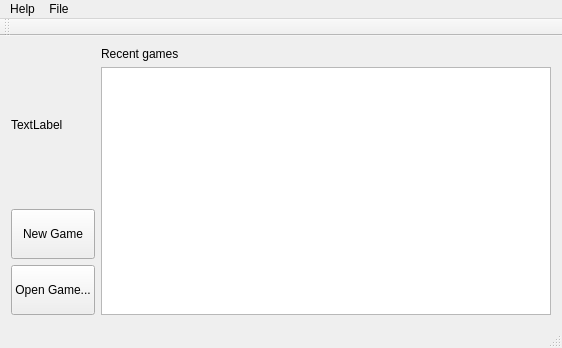
First picture: the form in src/mainwindow.ui, repository ricardoquesada/cocos2d-console-gui, before the edit.
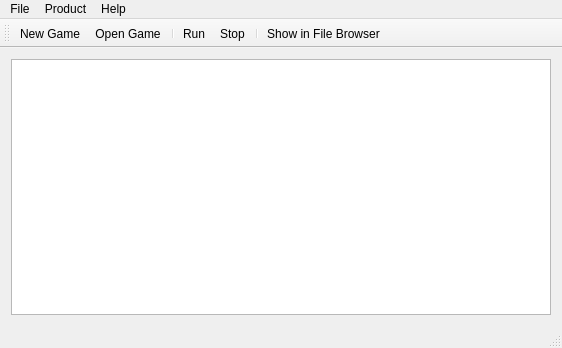
Second picture: the form after the edit. Icons and pictures are not drawn.

Patch:
```diff
--- a/src/mainwindow.ui
+++ b/src/mainwindow.ui
@@ -14,73 +14,9 @@
    <string>Cocos2D Console GUI</string>
   </property>
   <widget class="QWidget" name="centralWidget">
-   <layout class="QVBoxLayout" name="verticalLayout_2">
+   <layout class="QVBoxLayout" name="verticalLayout">
     <item>
-     <layout class="QHBoxLayout" name="horizontalLayout">
-      <item>
-       <layout class="QVBoxLayout" name="verticalLayout">
-        <item>
-         <widget class="QLabel" name="label">
-          <property name="text">
-           <string>TextLabel</string>
-          </property>
-         </widget>
-        </item>
-        <item>
-         <widget class="QPushButton" name="pushButtonNewGame">
-          <property name="sizePolicy">
-           <sizepolicy hsizetype="Minimum" vsizetype="Fixed">
-            <horstretch>0</horstretch>
-            <verstretch>0</verstretch>
-           </sizepolicy>
-          </property>
-          <property name="minimumSize">
-           <size>
-            <width>0</width>
-            <height>50</height>
-           </size>
-          </property>
-          <property name="text">
-           <string>New Game</string>
-          </property>
-         </widget>
-        </item>
-        <item>
-         <widget class="QPushButton" name="pushButtonOpenGame">
-          <property name="sizePolicy">
-           <sizepolicy hsizetype="Minimum" vsizetype="Fixed">
-            <horstretch>0</horstretch>
-            <verstretch>0</verstretch>
-           </sizepolicy>
-          </property>
-          <property name="minimumSize">
-           <size>
-            <width>0</width>
-            <height>50</height>
-           </size>
-          </property>
-          <property name="text">
-           <string>Open Game...</string>
-          </property>
-         </widget>
-        </item>
-       </layout>
-      </item>
-      <item>
-       <layout class="QVBoxLayout" name="verticalLayout_3">
-        <item>
-         <widget class="QLabel" name="label_2">
-          <property name="text">
-           <string>Recent games</string>
-          </property>
-         </widget>
-        </item>
-        <item>
-         <widget class="QListWidget" name="listWidget"/>
-        </item>
-       </layout>
-      </item>
-     </layout>
+     <widget class="QTextBrowser" name="textBrowser"/>
     </item>
    </layout>
   </widget>
@@ -115,8 +51,25 @@
     <addaction name="actionOpen"/>
     <addaction name="menuRecentGames"/>
    </widget>
-   <addaction name="menuHelp"/>
+   <widget class="QMenu" name="menuProduct">
+    <property name="title">
+     <string>Product</string>
+    </property>
+    <addaction name="actionRun"/>
+    <addaction name="separator"/>
+    <addaction name="actionBuild"/>
+    <addaction name="actionClean"/>
+    <addaction name="actionStop"/>
+    <addaction name="separator"/>
+    <addaction name="actionOpen_File_Browser"/>
+    <addaction name="separator"/>
+    <addaction name="actionOpen_Xcode"/>
+    <addaction name="actionOpen_in_Visual_Studio"/>
+    <addaction name="actionOpen_in_Android_Studio"/>
+   </widget>
    <addaction name="menuFile"/>
+   <addaction name="menuProduct"/>
+   <addaction name="menuHelp"/>
   </widget>
   <widget class="QToolBar" name="mainToolBar">
    <attribute name="toolBarArea">
@@ -125,6 +78,13 @@
    <attribute name="toolBarBreak">
     <bool>false</bool>
    </attribute>
+   <addaction name="actionNew_Game"/>
+   <addaction name="actionOpen"/>
+   <addaction name="separator"/>
+   <addaction name="actionRun"/>
+   <addaction name="actionStop"/>
+   <addaction name="separator"/>
+   <addaction name="actionOpen_File_Browser"/>
   </widget>
   <widget class="QStatusBar" name="statusBar"/>
   <action name="actionAbout">
@@ -150,6 +110,92 @@
     <string>Clear Recent Games</string>
    </property>
   </action>
+  <action name="actionNew_Game">
+   <property name="icon">
+    <iconset theme="document-new" resource="resources.qrc">
+     <normaloff>:/icons/22x22/actions/document-new.png</normaloff>:/icons/22x22/actions/document-new.png</iconset>
+   </property>
+   <property name="text">
+    <string>New Game...</string>
+   </property>
+   <property name="shortcut">
+    <string>Ctrl+N</string>
+   </property>
+  </action>
+  <action name="actionBuild">
+   <property name="text">
+    <string>Build</string>
+   </property>
+   <property name="shortcut">
+    <string>Ctrl+B</string>
+   </property>
+  </action>
+  <action name="actionRun">
+   <property name="icon">
+    <iconset resource="resources.qrc">
+     <normaloff>:/icons/22x22/actions/media-playback-start.png</normaloff>:/icons/22x22/actions/media-playback-start.png</iconset>
+   </property>
+   <property name="text">
+    <string>Run</string>
+   </property>
+   <property name="shortcut">
+    <string>Ctrl+R</string>
+   </property>
+  </action>
+  <action name="actionStop">
+   <property name="icon">
+    <iconset resource="resources.qrc">
+     <normaloff>:/icons/22x22/actions/process-stop.png</normaloff>:/icons/22x22/actions/process-stop.png</iconset>
+   </property>
+   <property name="text">
+    <string>Stop</string>
+   </property>
+   <property name="shortcut">
+    <string>Ctrl+.</string>
+   </property>
+  </action>
+  <action name="actionClean">
+   <property name="text">
+    <string>Clean</string>
+   </property>
+   <property name="shortcut">
+    <string>Ctrl+Shift+K</string>
+   </property>
+  </action>
+  <action name="actionOpen_File_Browser">
+   <property name="icon">
+    <iconset resource="resources.qrc">
+     <normaloff>:/icons/22x22/apps/system-file-manager.png</normaloff>:/icons/22x22/apps/system-file-manager.png</iconset>
+   </property>
+   <property name="text">
+    <string>Show in File Browser</string>
+   </property>
+  </action>
+  <action name="actionOpen_Xcode">
+   <property name="text">
+    <string>Open in Xcode</string>
+   </property>
+  </action>
+  <action name="actionClose_Game">
+   <property name="text">
+    <string>Close Game</string>
+   </property>
+  </action>
+  <action name="actionOpen_in_Visual_Studio">
+   <property name="text">
+    <string>Open in Visual Studio</string>
+   </property>
+  </action>
+  <action name="actionOpen_in_Android_Studio">
+   <property name="text">
+    <string>Open in Android Studio</string>
+   </property>
+  </action>
+  <action name="actionWelcome">
+   <property name="text">
+    <string>Welcome</string>
+   </property>
+  </action>
  </widget>
  <layoutdefault spacing="6" margin="11"/>
  <resources/>
```
Left out of the diff: 15 changed lines with no effect on the pictures.
